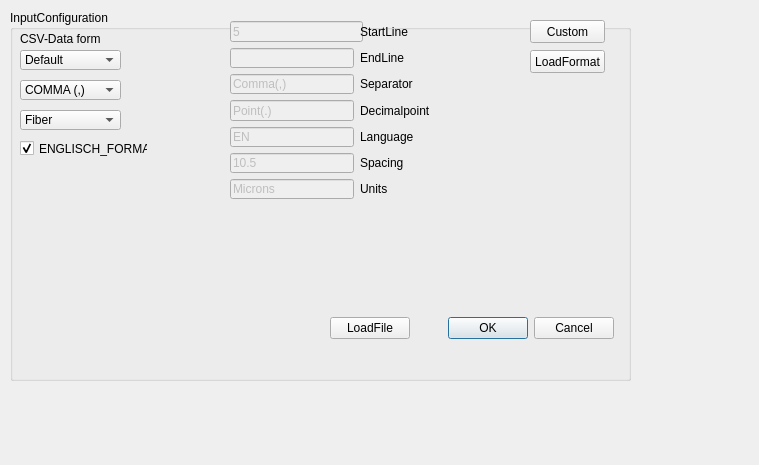
The window that modules/FeatureScout/CsvInput.ui (3dct/open_iA) describes before a commit, drawn with Qt 5.
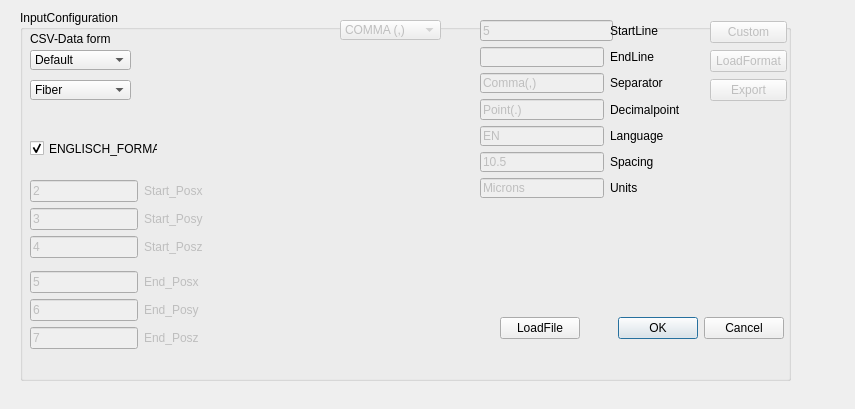
The same window after the commit.

Commit message: FeatureScout: connect custom csv-reader to FeatureScout

Diff of the .ui file:
```diff
--- a/modules/FeatureScout/CsvInput.ui
+++ b/modules/FeatureScout/CsvInput.ui
@@ -9,8 +9,8 @@
    <rect>
     <x>0</x>
     <y>0</y>
-    <width>759</width>
-    <height>465</height>
+    <width>855</width>
+    <height>409</height>
    </rect>
   </property>
   <property name="windowTitle">
@@ -19,9 +19,9 @@
   <widget class="QGroupBox" name="groupBox_2">
    <property name="geometry">
     <rect>
-     <x>10</x>
+     <x>20</x>
      <y>10</y>
-     <width>621</width>
+     <width>771</width>
      <height>371</height>
     </rect>
    </property>
@@ -41,7 +41,7 @@
     <property name="geometry">
      <rect>
       <x>10</x>
-      <y>100</y>
+      <y>70</y>
       <width>101</width>
       <height>20</height>
      </rect>
@@ -101,10 +101,13 @@
     </property>
    </widget>
    <widget class="QComboBox" name="cmb_box_separator">
+    <property name="enabled">
+     <bool>false</bool>
+    </property>
     <property name="geometry">
      <rect>
-      <x>10</x>
-      <y>70</y>
+      <x>320</x>
+      <y>10</y>
       <width>101</width>
       <height>20</height>
      </rect>
@@ -136,36 +139,10 @@
      <bool>true</bool>
     </property>
    </widget>
-   <widget class="QPushButton" name="btn_CustomFormat">
-    <property name="geometry">
-     <rect>
-      <x>520</x>
-      <y>10</y>
-      <width>75</width>
-      <height>23</height>
-     </rect>
-    </property>
-    <property name="text">
-     <string>Custom</string>
-    </property>
-   </widget>
-   <widget class="QPushButton" name="btn_LoadConfig">
-    <property name="geometry">
-     <rect>
-      <x>520</x>
-      <y>40</y>
-      <width>75</width>
-      <height>23</height>
-     </rect>
-    </property>
-    <property name="text">
-     <string>LoadFormat</string>
-    </property>
-   </widget>
    <widget class="QWidget" name="">
     <property name="geometry">
      <rect>
-      <x>320</x>
+      <x>480</x>
       <y>280</y>
       <width>284</width>
       <height>77</height>
@@ -197,8 +174,8 @@
    <widget class="QWidget" name="">
     <property name="geometry">
      <rect>
-      <x>220</x>
-      <y>11</y>
+      <x>460</x>
+      <y>10</y>
       <width>201</width>
       <height>178</height>
      </rect>
@@ -328,6 +305,188 @@
      </item>
     </layout>
    </widget>
+   <widget class="QWidget" name="">
+    <property name="geometry">
+     <rect>
+      <x>690</x>
+      <y>10</y>
+      <width>77</width>
+      <height>83</height>
+     </rect>
+    </property>
+    <layout class="QVBoxLayout" name="verticalLayout">
+     <item>
+      <widget class="QPushButton" name="btn_CustomFormat">
+       <property name="enabled">
+        <bool>false</bool>
+       </property>
+       <property name="text">
+        <string>Custom</string>
+       </property>
+      </widget>
+     </item>
+     <item>
+      <widget class="QPushButton" name="btn_LoadConfig">
+       <property name="enabled">
+        <bool>false</bool>
+       </property>
+       <property name="text">
+        <string>LoadFormat</string>
+       </property>
+      </widget>
+     </item>
+     <item>
+      <widget class="QPushButton" name="btn_CustomFormat_2">
+       <property name="enabled">
+        <bool>false</bool>
+       </property>
+       <property name="text">
+        <string>Export</string>
+       </property>
+      </widget>
+     </item>
+    </layout>
+   </widget>
+   <widget class="QWidget" name="">
+    <property name="geometry">
+     <rect>
+      <x>10</x>
+      <y>170</y>
+      <width>196</width>
+      <height>175</height>
+     </rect>
+    </property>
+    <layout class="QVBoxLayout" name="verticalLayout_2">
+     <item>
+      <layout class="QFormLayout" name="formLayout">
+       <item row="0" column="1">
+        <widget class="QLabel" name="label_15">
+         <property name="enabled">
+          <bool>false</bool>
+         </property>
+         <property name="text">
+          <string>Start_Posx</string>
+         </property>
+        </widget>
+       </item>
+       <item row="1" column="0">
+        <widget class="QLineEdit" name="ed_yStart_Col">
+         <property name="enabled">
+          <bool>false</bool>
+         </property>
+         <property name="text">
+          <string>3</string>
+         </property>
+        </widget>
+       </item>
+       <item row="1" column="1">
+        <widget class="QLabel" name="label_16">
+         <property name="enabled">
+          <bool>false</bool>
+         </property>
+         <property name="text">
+          <string>Start_Posy</string>
+         </property>
+        </widget>
+       </item>
+       <item row="2" column="0">
+        <widget class="QLineEdit" name="ed_z_StartCol">
+         <property name="enabled">
+          <bool>false</bool>
+         </property>
+         <property name="text">
+          <string>4</string>
+         </property>
+        </widget>
+       </item>
+       <item row="2" column="1">
+        <widget class="QLabel" name="label_17">
+         <property name="enabled">
+          <bool>false</bool>
+         </property>
+         <property name="text">
+          <string>Start_Posz</string>
+         </property>
+        </widget>
+       </item>
+       <item row="0" column="0">
+        <widget class="QLineEdit" name="ed_XStartCol">
+         <property name="enabled">
+          <bool>false</bool>
+         </property>
+         <property name="text">
+          <string>2</string>
+         </property>
+        </widget>
+       </item>
+      </layout>
+     </item>
+     <item>
+      <layout class="QFormLayout" name="formLayout_2">
+       <item row="0" column="0">
+        <widget class="QLineEdit" name="ed_X_EndCol">
+         <property name="enabled">
+          <bool>false</bool>
+         </property>
+         <property name="text">
+          <string>5</string>
+         </property>
+        </widget>
+       </item>
+       <item row="0" column="1">
+        <widget class="QLabel" name="lbl_EndX_Col">
+         <property name="enabled">
+          <bool>false</bool>
+         </property>
+         <property name="text">
+          <string>End_Posx</string>
+         </property>
+        </widget>
+       </item>
+       <item row="1" column="0">
+        <widget class="QLineEdit" name="ed_yEnd_Col_2">
+         <property name="enabled">
+          <bool>false</bool>
+         </property>
+         <property name="text">
+          <string>6</string>
+         </property>
+        </widget>
+       </item>
+       <item row="1" column="1">
+        <widget class="QLabel" name="label_End_y_Col">
+         <property name="enabled">
+          <bool>false</bool>
+         </property>
+         <property name="text">
+          <string>End_Posy</string>
+         </property>
+        </widget>
+       </item>
+       <item row="2" column="0">
+        <widget class="QLineEdit" name="ed_z_EndCol">
+         <property name="enabled">
+          <bool>false</bool>
+         </property>
+         <property name="text">
+          <string>7</string>
+         </property>
+        </widget>
+       </item>
+       <item row="2" column="1">
+        <widget class="QLabel" name="label_20">
+         <property name="enabled">
+          <bool>false</bool>
+         </property>
+         <property name="text">
+          <string>End_Posz</string>
+         </property>
+        </widget>
+       </item>
+      </layout>
+     </item>
+    </layout>
+   </widget>
   </widget>
  </widget>
  <resources/>
```
Left out of the diff: 8 changed lines with no effect on the pictures. The commit also changes 8 other files.
